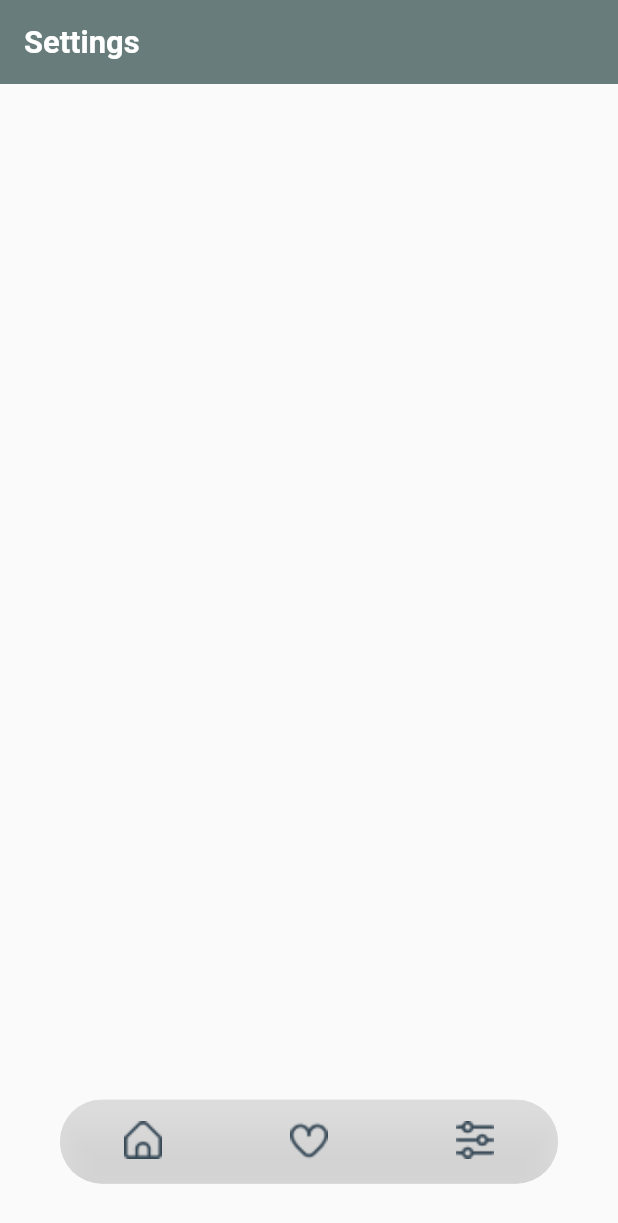
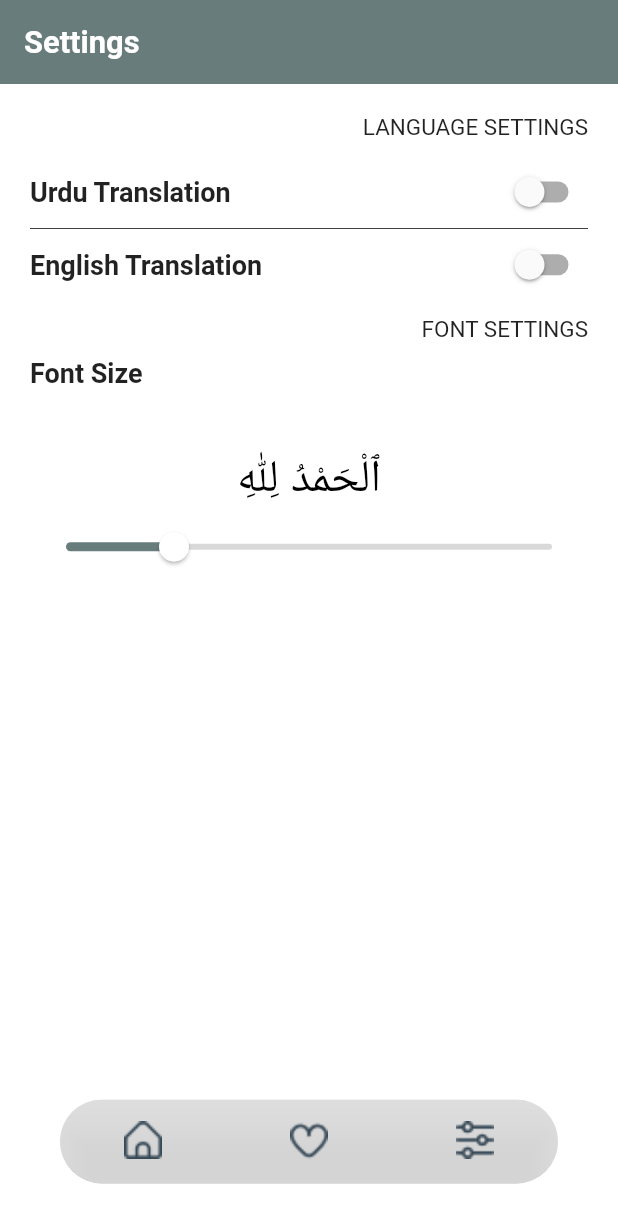
Before and after one commit to mahaamimran/projectWin, a Flutter app: the screen it shows after launch, item 3 of the bottom bar chosen, on a phone screen of 412 x 824 dp. Shown: the top 1223 px of the screen. Run offline on Flutter 3.47's test engine with Material 2 defaults, Android fonts, the light colour scheme and no system bars; our stand-ins replace audioplayers.

Commit message:
settings page updated, slider issue not resolved

```diff
--- a/lib/pages/page0.dart
+++ b/lib/pages/page0.dart
@@ -1,8 +1,12 @@
 import 'package:flutter/material.dart';
 import 'package:audioplayers/audioplayers.dart';
 
+
+
 // subpage 1
 class SubPage1 extends StatelessWidget {
+  AudioPlayer _audioPlayer = AudioPlayer();
+
   @override
   Widget build(BuildContext context) {
     return Container(
--- a/lib/settings.dart
+++ b/lib/settings.dart
@@ -8,8 +8,120 @@ class Settings extends StatefulWidget {
 }
 
 class _SettingsState extends State<Settings> {
+  bool _UrduTranslation = false;
+  bool _EnglishTranslation = false;
+  double _textSize = 30;
   @override
   Widget build(BuildContext context) {
-    return Container();
+    return Scaffold(
+      backgroundColor: Colors.white,
+      body: ListView(
+        padding: const EdgeInsets.all(20.0),
+        children: [
+          const Text(
+            'LANGUAGE SETTINGS',
+            textAlign: TextAlign.right,
+            style: TextStyle(
+              fontSize: 15,
+            ),
+          ),
+          // space
+          const SizedBox(height: 10),
+          // urdu translation line starts
+          Row(
+            mainAxisAlignment: MainAxisAlignment
+                .spaceBetween, // Add this line to space out the children
+            children: [
+              const Text(
+                'Urdu Translation',
+                textAlign: TextAlign.left,
+                style: TextStyle(fontSize: 18, fontWeight: FontWeight.bold),
+              ),
+              Switch(
+                activeColor: const Color(0xFF677C7B),
+                value: _UrduTranslation,
+                onChanged: (value) {
+                  setState(() {
+                    _UrduTranslation = !_UrduTranslation;
+                    print('urdu translation enabled: $_UrduTranslation');
+                  });
+                },
+              ),
+            ],
+          ),
+          // line ended
+          // thin line
+          Container(
+            height: 0.5,
+            color: Colors.black,
+          ),
+
+          // english translation line starts
+          Row(
+            mainAxisAlignment: MainAxisAlignment
+                .spaceBetween, // Add this line to space out the children
+            children: [
+              const Text(
+                'English Translation',
+                textAlign: TextAlign.left,
+                style: TextStyle(fontSize: 18, fontWeight: FontWeight.bold),
+              ),
+              Switch(
+                activeColor: const Color(0xFF677C7B),
+                value: _EnglishTranslation,
+                onChanged: (value) {
+                  setState(() {
+                    _EnglishTranslation = !_EnglishTranslation;
+                    print('English translation enabled: $_EnglishTranslation');
+                  });
+                },
+              ),
+            ],
+          ),
+          // sized box between anguage and font settings
+          SizedBox(height: 10),
+          // font settings
+          const Text(
+            'FONT SETTINGS',
+            textAlign: TextAlign.right,
+            style: TextStyle(
+              fontSize: 15,
+            ),
+          ),
+          SizedBox(height: 10),
+          const Text(
+            'Font Size',
+            textAlign: TextAlign.left,
+            style: TextStyle(fontSize: 18, fontWeight: FontWeight.bold),
+          ),
+          SizedBox(height: 40),
+          Text(
+            'ٱلْحَمْدُ لِلّٰهِ',
+            textAlign: TextAlign.center,
+            style: TextStyle(
+              color: Colors.black,
+              fontSize: _textSize, // Use a variable to control the font size
+              fontFamily: 'Roboto',
+              fontWeight: FontWeight.w400,
+            ),
+          ),
+          Slider(
+            value: _textSize,
+            activeColor: const Color(0xFF677C7B),
+            inactiveColor: const Color(0xFFD9D9D9),
+            thumbColor: const Color.fromARGB(255, 255, 255, 255),
+            min: 10, // Adjust the min and max values as needed
+            max: 100,
+            onChanged: (newValue) {
+              setState(() {
+                _textSize = newValue;
+              });
+            },
+          ),
+        ],
+
+
+      ),
+    );
   }
 }
```
